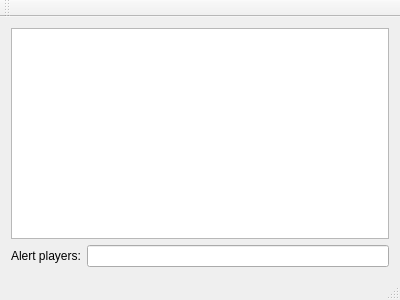
gustafsson/achtung-die-schafe, file server/mainwindow.ui: the form before one commit.
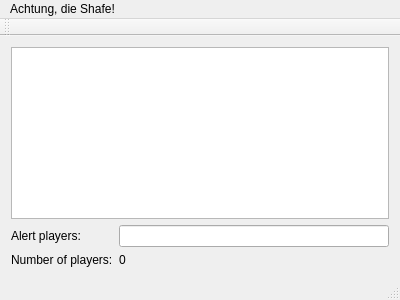
The form after the commit. Icons and pictures are not drawn.

Commit message: In the server window, list players with score active play time

Diff of the .ui file:
```diff
--- a/server/mainwindow.ui
+++ b/server/mainwindow.ui
@@ -18,24 +18,38 @@
     <normaloff>../sheepsmall.png</normaloff>../sheepsmall.png</iconset>
   </property>
   <widget class="QWidget" name="centralWidget">
-   <layout class="QVBoxLayout" name="verticalLayout">
-    <item>
-     <widget class="QListWidget" name="listWidget"/>
-    </item>
-    <item>
-     <layout class="QHBoxLayout" name="horizontalLayout">
-      <item>
+   <layout class="QGridLayout" name="gridLayout">
+    <item row="1" column="0">
+     <layout class="QGridLayout" name="gridLayout_2">
+      <item row="0" column="0">
        <widget class="QLabel" name="label_3">
         <property name="text">
          <string>Alert players:</string>
         </property>
        </widget>
       </item>
-      <item>
+      <item row="2" column="0">
+       <widget class="QLabel" name="label">
+        <property name="text">
+         <string>Number of players:</string>
+        </property>
+       </widget>
+      </item>
+      <item row="0" column="1">
        <widget class="QLineEdit" name="lineEdit"/>
       </item>
+      <item row="2" column="1">
+       <widget class="QLabel" name="labelNumberOfPlayers">
+        <property name="text">
+         <string>0</string>
+        </property>
+       </widget>
+      </item>
      </layout>
     </item>
+    <item row="0" column="0">
+     <widget class="QListWidget" name="listWidget"/>
+    </item>
    </layout>
   </widget>
   <widget class="QMenuBar" name="menuBar">
@@ -47,6 +61,12 @@
      <height>25</height>
     </rect>
    </property>
+   <widget class="QMenu" name="menuAchtung_die_Shafe">
+    <property name="title">
+     <string>Achtung, die Shafe!</string>
+    </property>
+   </widget>
+   <addaction name="menuAchtung_die_Shafe"/>
   </widget>
   <widget class="QToolBar" name="mainToolBar">
    <attribute name="toolBarArea">
```
Left out of the diff: 2 changed lines with no effect on the pictures. The commit also changes 1 other file.
